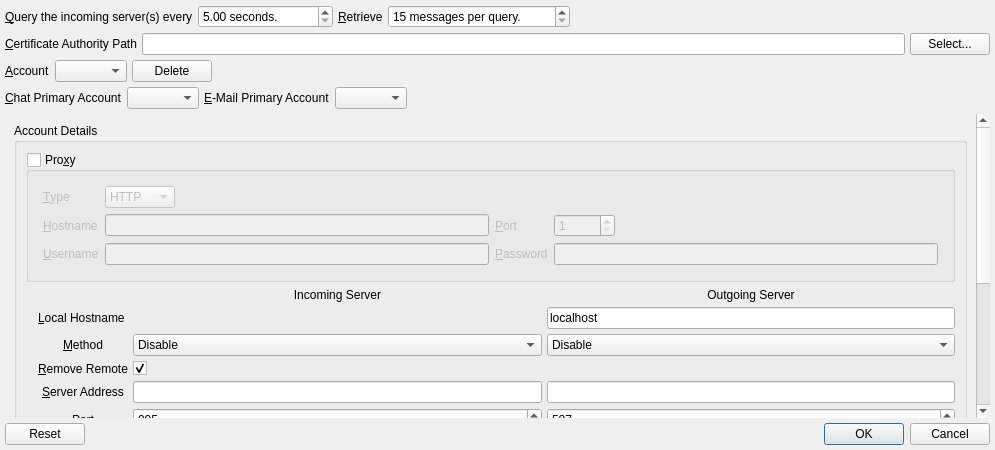
Before: the Qt Designer form branches/trunk/UI/spot-on-poptastic-retrophone-settings.ui in textbrowser/spot-on, drawn with Qt 5.
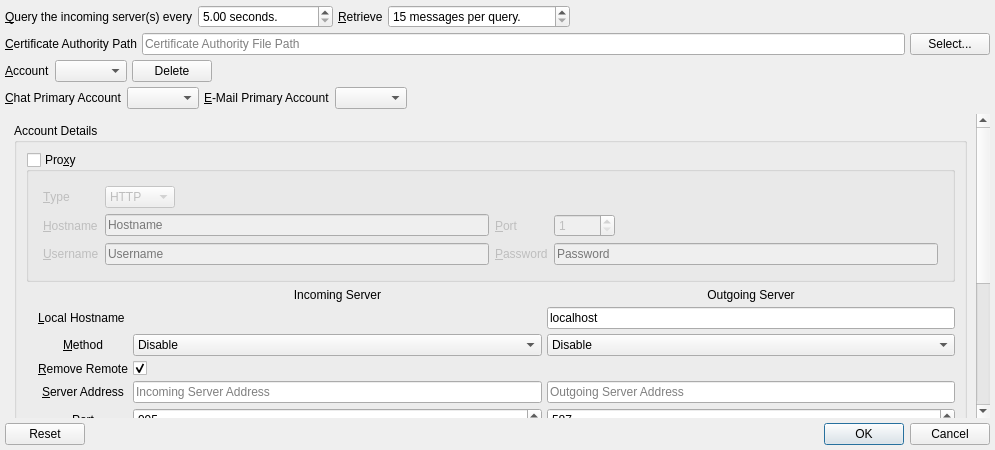
After: the same form once the commit is applied. Icons and pictures are not drawn.

```diff
--- a/branches/trunk/UI/spot-on-poptastic-retrophone-settings.ui
+++ b/branches/trunk/UI/spot-on-poptastic-retrophone-settings.ui
@@ -115,7 +115,11 @@
       </widget>
      </item>
      <item>
-      <widget class="QLineEdit" name="capath"/>
+      <widget class="QLineEdit" name="capath">
+       <property name="placeholderText">
+        <string>Certificate Authority File Path</string>
+       </property>
+      </widget>
      </item>
      <item>
       <widget class="QPushButton" name="selectcapath">
@@ -230,7 +234,7 @@
       <property name="geometry">
        <rect>
         <x>0</x>
-        <y>0</y>
+        <y>-156</y>
         <width>964</width>
         <height>708</height>
        </rect>
@@ -346,7 +350,11 @@
                  </widget>
                 </item>
                 <item row="1" column="1">
-                 <widget class="QLineEdit" name="proxy_server_address"/>
+                 <widget class="QLineEdit" name="proxy_server_address">
+                  <property name="placeholderText">
+                   <string>Hostname</string>
+                  </property>
+                 </widget>
                 </item>
                 <item row="2" column="0">
                  <widget class="QLabel" name="label_14">
@@ -359,7 +367,11 @@
                  </widget>
                 </item>
                 <item row="2" column="1">
-                 <widget class="QLineEdit" name="proxy_username"/>
+                 <widget class="QLineEdit" name="proxy_username">
+                  <property name="placeholderText">
+                   <string>Username</string>
+                  </property>
+                 </widget>
                 </item>
                 <item row="1" column="3">
                  <layout class="QHBoxLayout" name="horizontalLayout_5">
@@ -406,6 +418,9 @@
                   <property name="echoMode">
                    <enum>QLineEdit::Password</enum>
                   </property>
+                  <property name="placeholderText">
+                   <string>Password</string>
+                  </property>
                  </widget>
                 </item>
                </layout>
@@ -548,7 +563,11 @@
                </widget>
               </item>
               <item row="4" column="1">
-               <widget class="QLineEdit" name="in_server_address"/>
+               <widget class="QLineEdit" name="in_server_address">
+                <property name="placeholderText">
+                 <string>Incoming Server Address</string>
+                </property>
+               </widget>
               </item>
               <item row="9" column="1">
                <widget class="QLineEdit" name="in_username"/>
@@ -610,7 +629,11 @@
                </widget>
               </item>
               <item row="4" column="3">
-               <widget class="QLineEdit" name="out_server_address"/>
+               <widget class="QLineEdit" name="out_server_address">
+                <property name="placeholderText">
+                 <string>Outgoing Server Address</string>
+                </property>
+               </widget>
               </item>
               <item row="2" column="0">
                <widget class="QLabel" name="label_10">
```
Left out of the diff: 21 changed lines with no effect on the pictures.
